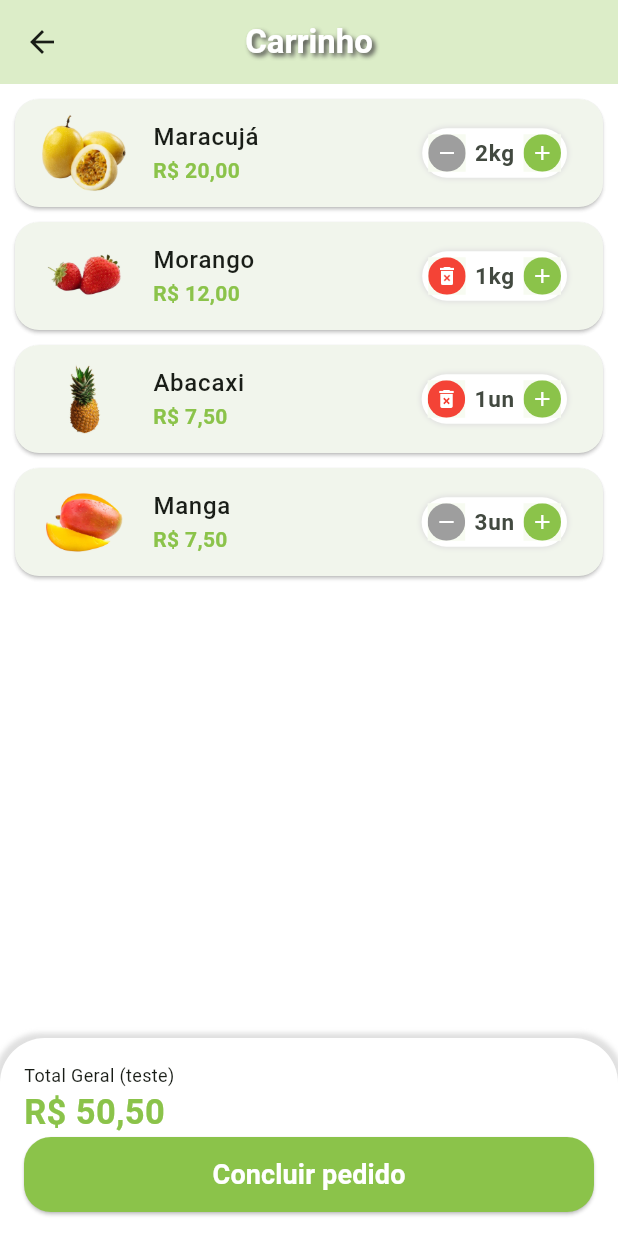
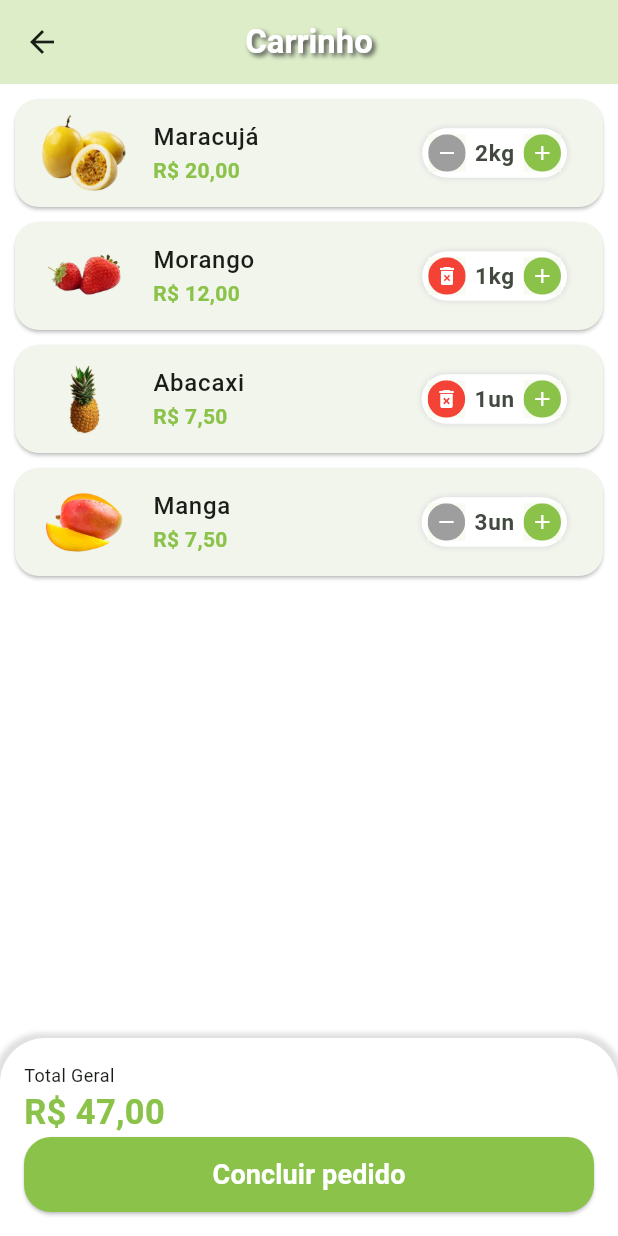
Before and after one commit to Miicchhel/FruitTrace, a Flutter app: the CartTab screen opened directly, on a phone screen of 412 x 824 dp. Run offline on Flutter 3.47's test engine with Material 3 defaults, Android fonts, the phone set to English and light mode, and no system bars; our stand-ins replace animated_text_kit, mask_text_input_formatter.

Commit message:
adicionando o valor total geral dos produtos contidos no Carrinho

```diff
--- a/lib/src/pages/cart/cart_tab.dart
+++ b/lib/src/pages/cart/cart_tab.dart
@@ -20,6 +20,18 @@ class _CartTabState extends State<CartTab> {
     setState(() {
       app_data.cartItems.remove(cartItem);
     });
+  }
+
+  double cartTotalPrice() {
+
+    double total = 0;
+
+    for (var item in app_data.cartItems) {
+        total += item.totalPrice();
+    }
+
+    return total;
+
   }
 
   @override
@@ -80,14 +92,14 @@ class _CartTabState extends State<CartTab> {
               crossAxisAlignment: CrossAxisAlignment.stretch,
               children: [
                 const Text(
-                  'Total Geral (teste)',
+                  'Total Geral',
                   style: TextStyle(
                     fontSize: 12,
                   ),
                 ),
 
                 Text(
-                  utilsServices.priceToCurrency(50.5),
+                  utilsServices.priceToCurrency(cartTotalPrice()),
                   style: TextStyle(
                     fontSize: 23.0,
                     color: CustomColors.customSwatchColor,
```
